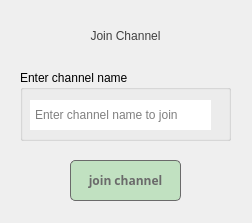
Qt form joinchannelname.ui (sanazshokrzadeh/Messanger_throw_10) before a commit.
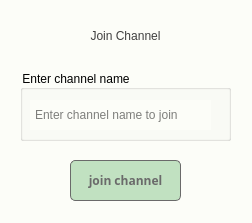
The same form after that commit.

The edit to the form file:
```diff
--- a/joinchannelname.ui
+++ b/joinchannelname.ui
@@ -13,6 +13,9 @@
   <property name="windowTitle">
    <string>Join Channel</string>
   </property>
+  <property name="styleSheet">
+   <string notr="true">background-color: rgb(252, 253, 248);</string>
+  </property>
   <widget class="QGroupBox" name="groupBox">
    <property name="geometry">
     <rect>
```
